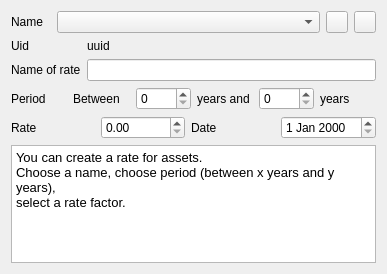
The window that plugins/accountplugin/preferences/assetsratespage.ui (FreeHealth/freehealth) describes before a commit, drawn with Qt 5.
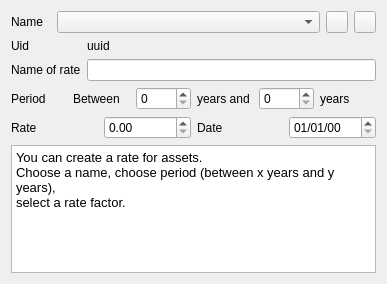
The same window after the commit.

Commit message: standardization of date format in all QDateEdit

Patch:
```diff
--- a/plugins/accountplugin/preferences/assetsratespage.ui
+++ b/plugins/accountplugin/preferences/assetsratespage.ui
@@ -7,7 +7,7 @@
     <x>0</x>
     <y>0</y>
     <width>387</width>
-    <height>274</height>
+    <height>284</height>
    </rect>
   </property>
   <property name="windowTitle">
@@ -199,7 +199,11 @@
       </widget>
      </item>
      <item>
-      <widget class="QDateEdit" name="dateEdit"/>
+      <widget class="QDateEdit" name="dateEdit">
+       <property name="displayFormat">
+        <string notr="true">dd/MM/yy</string>
+       </property>
+      </widget>
      </item>
     </layout>
    </item>
```
The commit also changes 32 other files.
